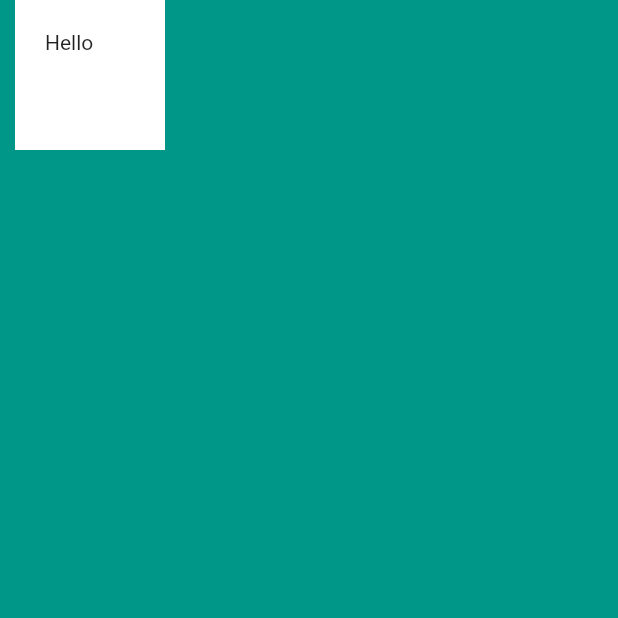
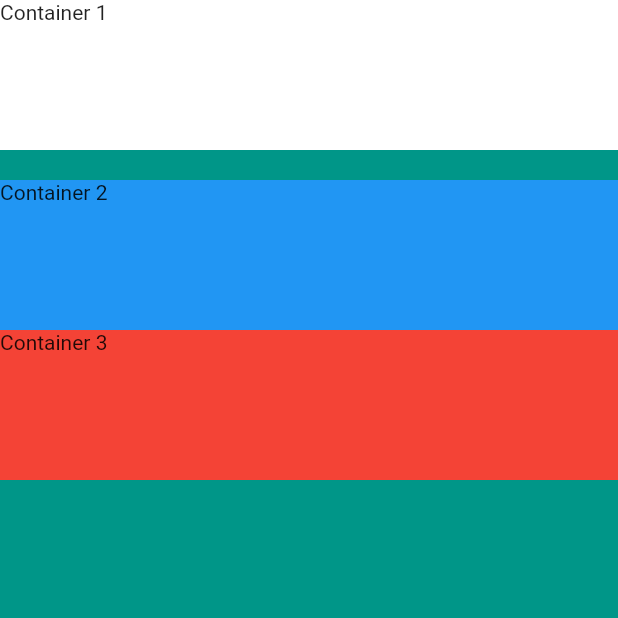
Before and after one commit to codewithiulian/my_card, a Flutter app: the screen it shows after launch, on a phone screen of 412 x 824 dp, the top half of it. Run offline on Flutter 3.47's test engine with Material 2 defaults, Android fonts, the phone set to English and light mode, and no system bars.

Commit message:
Columns and alignment

```diff
--- a/lib/main.dart
+++ b/lib/main.dart
@@ -10,13 +10,30 @@ class MyApp extends StatelessWidget {
       home: Scaffold(
         backgroundColor: Colors.teal,
         body: SafeArea(
-          child: Container(
-            height: 100.0,
-            width: 100.0,
-            margin: EdgeInsets.fromLTRB(10.0, 0.0, 0.0, 7.0),
-            padding: EdgeInsets.all(20.0),
-            color: Colors.white,
-            child: Text('Hello')
+          child: Column(
+            // This property aligns the items vertically.
+            // mainAxisAlignment: MainAxisAlignment.spaceBetween,
+            // This property aligns the items horizontally, relative to each
+            // other if they have different widths.
+            crossAxisAlignment: CrossAxisAlignment.stretch,
+            children: <Widget>[
+              Container(
+                height: 100.0,
+                color: Colors.white,
+                child: Text('Container 1')
+              ),
+              SizedBox(height: 20.0,),
+              Container(
+                  height: 100.0,
+                  color: Colors.blue,
+                  child: Text('Container 2')
+              ),
+              Container(
+                  height: 100.0,
+                  color: Colors.red,
+                  child: Text('Container 3')
+              ),
+            ],
           ),
         ),
       ),
```
